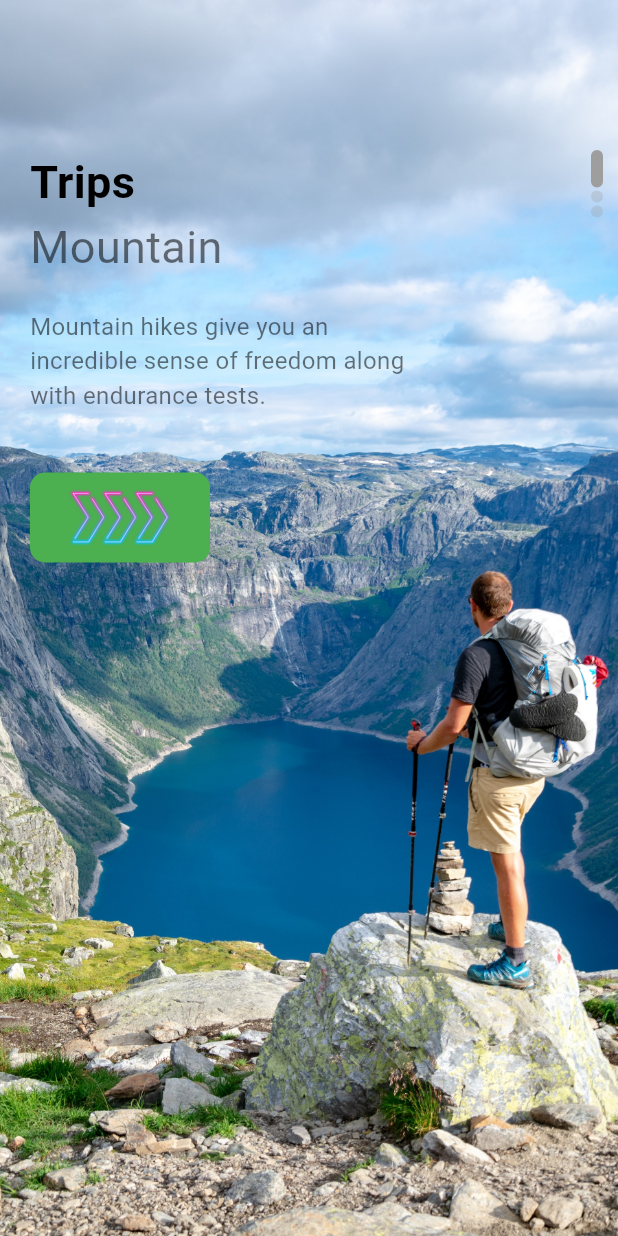
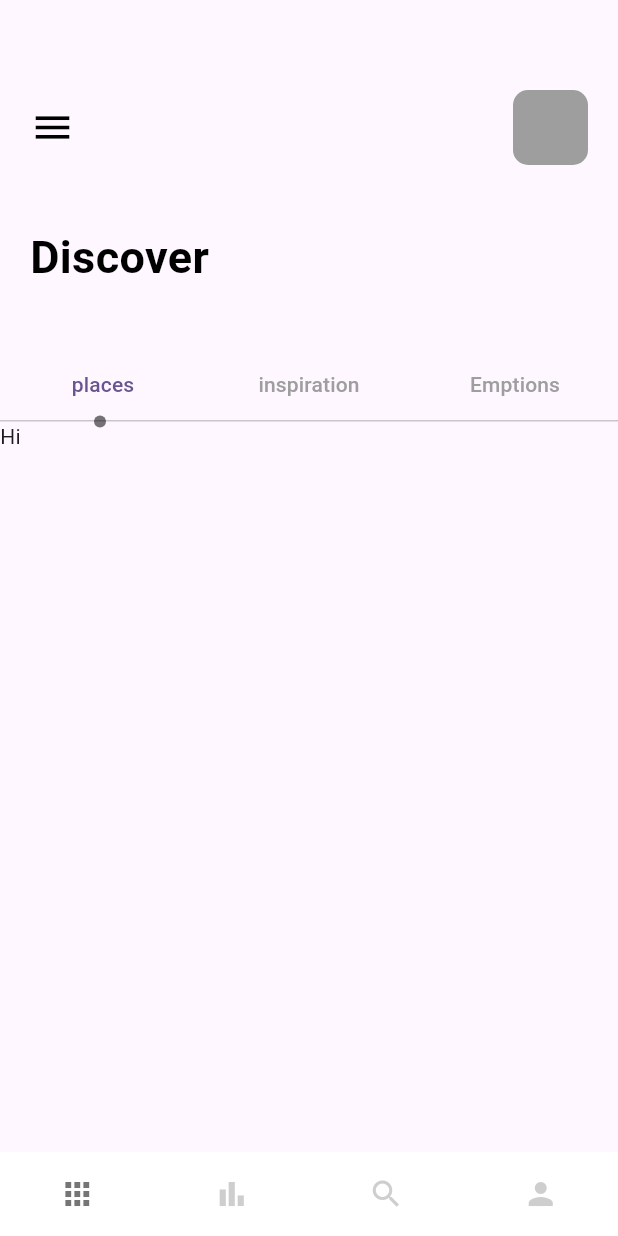
Before and after one commit to ASHAN2021/travel_app, a Flutter app: the screen it shows after launch, on a phone screen of 412 x 824 dp. Run offline on Flutter 3.47's test engine with Material 3 defaults, Android fonts, the phone set to English and light mode, and no system bars.

Commit message:
tab bar created

```diff
--- a/travel_app/lib/main.dart
+++ b/travel_app/lib/main.dart
@@ -1,4 +1,5 @@
 import 'package:flutter/material.dart';
+import 'package:travel_app/pages/navpages/main_page.dart';
 import 'package:travel_app/pages/welcome_page.dart';
 
 void main() {
@@ -33,7 +34,7 @@ class MyApp extends StatelessWidget {
         useMaterial3: true,
       ),
       debugShowCheckedModeBanner: false,
-      home: Welcomepage(),
+      home: Mainpage(),
     );
   }
 }
--- /dev/null
+++ b/travel_app/lib/pages/navpages/homepage.dart
@@ -0,0 +1,124 @@
+import 'package:flutter/material.dart';
+import 'package:travel_app/widgets/app_large_text.dart';
+
+class homepage extends StatefulWidget {
+  const homepage({super.key});
+
+  @override
+  State<homepage> createState() => _homepageState();
+}
+
+class _homepageState extends State<homepage> with TickerProviderStateMixin {
+  @override
+  Widget build(BuildContext context) {
+    TabController _tabController = TabController(length: 3, vsync: this);
+    return Scaffold(
+      body: Column(crossAxisAlignment: CrossAxisAlignment.start, children: [
+        Container(
+          padding: EdgeInsets.only(
+            top: 60,
+            left: 20,
+          ),
+          child: Column(
+            children: [
+              Row(
+                children: [
+                  Column(
+                    children: [
+                      Icon(
+                        Icons.menu,
+                        size: 30,
+                        color: Colors.black,
+                      ),
+                    ],
+                  ),
+                  Expanded(child: Container()),
+                  Container(
+                    margin: EdgeInsets.only(right: 20),
+                    width: 50,
+                    height: 50,
+                    decoration: BoxDecoration(
+                      borderRadius: BorderRadius.circular(10),
+                      color: Colors.grey,
+                    ),
+                  ),
+                ],
+              ),
+            ],
+          ),
+        ),
+        SizedBox(
+          height: 40,
+        ),
+        Container(
+          margin: EdgeInsets.only(
+            left: 20,
+          ),
+          child: Applargetext(text: "Discover"),
+        ),
+        SizedBox(
+          height: 40,
+        ),
+        Container(
+          child: TabBar(
+            controller: _tabController,
+            unselectedLabelColor: Colors.grey,
+            indicator: CircleTabIndicator(color: Colors.black54, radius: 4),
+            tabs: [
+              Tab(
+                text: "places",
+              ),
+              Tab(
+                text: "inspiration",
+              ),
+              Tab(
+                text: "Emptions",
+              ),
+            ],
+          ),
+        ),
+        Container(
+          height: 300,
+          width: double.maxFinite,
+          child: TabBarView(
+            controller: _tabController,
+            children: [
+              Text("Hi"),
+              Text("there"),
+              Text("bye"),
+            ],
+          ),
+        )
+      ]),
+    );
+  }
+}
+
+class CircleTabIndicator extends Decoration {
+  final Color color;
+  double radius;
+
+  CircleTabIndicator({required this.color, required this.radius});
+
+  @override
+  BoxPainter createBoxPainter([VoidCallback? onChanged]) {
+    return _circlepainter(color: color, radius: radius);
+  }
+}
+
+class _circlepainter extends BoxPainter {
+  final Color color;
+  double radius;
+
+  _circlepainter({required this.color, required this.radius});
+  @override
+  void paint(Canvas canvas, Offset offset, ImageConfiguration configuration) {
+    // TODO: implement paint
+    Paint _paint = Paint();
+    _paint.color = color;
+    _paint.isAntiAlias = true;
+    final Offset circleOffset = Offset(
+        configuration.size!.width / 2 - radius / 2, configuration.size!.height);
+    canvas.drawCircle(offset + circleOffset, radius, _paint);
+  }
+}
--- /dev/null
+++ b/travel_app/lib/pages/navpages/item_bar_page.dart
@@ -0,0 +1,16 @@
+import 'package:flutter/material.dart';
+
+class baritempage extends StatelessWidget {
+  const baritempage({super.key});
+
+  @override
+  Widget build(BuildContext context) {
+    return Container(
+      child: Center(
+        child: Text(
+          "Bar Item Page",
+        ),
+      ),
+    );
+  }
+}
--- /dev/null
+++ b/travel_app/lib/pages/navpages/main_page.dart
@@ -0,0 +1,65 @@
+import 'package:flutter/material.dart';
+import 'package:travel_app/pages/navpages/homepage.dart';
+import 'package:travel_app/pages/navpages/item_bar_page.dart';
+import 'package:travel_app/pages/navpages/mypage.dart';
+import 'package:travel_app/pages/navpages/searchpage.dart';
+
+class Mainpage extends StatefulWidget {
+  const Mainpage({super.key});
+
+  @override
+  State<Mainpage> createState() => _MainpageState();
+}
+
+class _MainpageState extends State<Mainpage> {
+  List pages = [
+    homepage(),
+    baritempage(),
+    searchpage(),
+    mypage(),
+  ];
+  int currentindex = 0;
+  void onTap(int index) {
+    setState(() {
+      currentindex = index;
+    });
+  }
+
+  @override
+  Widget build(BuildContext context) {
+    return Scaffold(
+      backgroundColor: Colors.white,
+      body: pages[currentindex],
+      bottomNavigationBar: BottomNavigationBar(
+          selectedFontSize: 0,
+          unselectedFontSize: 0,
+          type: BottomNavigationBarType.fixed,
+          backgroundColor: Colors.white,
+          onTap: onTap,
+          currentIndex: currentindex,
+          selectedItemColor: Colors.black54,
+          unselectedItemColor: Colors.grey.withOpacity(0.5),
+          showSelectedLabels: false,
+          showUnselectedLabels: false,
+          elevation: 0,
+          items: [
+            BottomNavigationBarItem(
+              label: "Home",
+              icon: Icon(Icons.apps),
+            ),
+            BottomNavigationBarItem(
+              label: "Bar",
+              icon: Icon(Icons.bar_chart_sharp),
+            ),
+            BottomNavigationBarItem(
+              label: "Search",
+              icon: Icon(Icons.search),
+            ),
+            BottomNavigationBarItem(
+              label: "My",
+              icon: Icon(Icons.person),
+            ),
+          ]),
+    );
+  }
+}
--- /dev/null
+++ b/travel_app/lib/pages/navpages/mypage.dart
@@ -0,0 +1,16 @@
+import 'package:flutter/material.dart';
+
+class mypage extends StatelessWidget {
+  const mypage({super.key});
+
+  @override
+  Widget build(BuildContext context) {
+    return Container(
+      child: Center(
+        child: Text(
+          "My Page",
+        ),
+      ),
+    );
+  }
+}
--- /dev/null
+++ b/travel_app/lib/pages/navpages/searchpage.dart
@@ -0,0 +1,16 @@
+import 'package:flutter/material.dart';
+
+class searchpage extends StatelessWidget {
+  const searchpage({super.key});
+
+  @override
+  Widget build(BuildContext context) {
+    return Container(
+      child: Center(
+        child: Text(
+          "Search Page",
+        ),
+      ),
+    );
+  }
+}
--- a/travel_app/lib/widgets/responsive_button.dart
+++ b/travel_app/lib/widgets/responsive_button.dart
@@ -12,7 +12,7 @@ class Responsivebutton extends StatelessWidget {
       height: 60,
       decoration: BoxDecoration(
         borderRadius: BorderRadius.circular(10),
-        color: Colors.green,
+        color: Colors.blue,
       ),
       child: Row(
         mainAxisAlignment: MainAxisAlignment.center,
```
